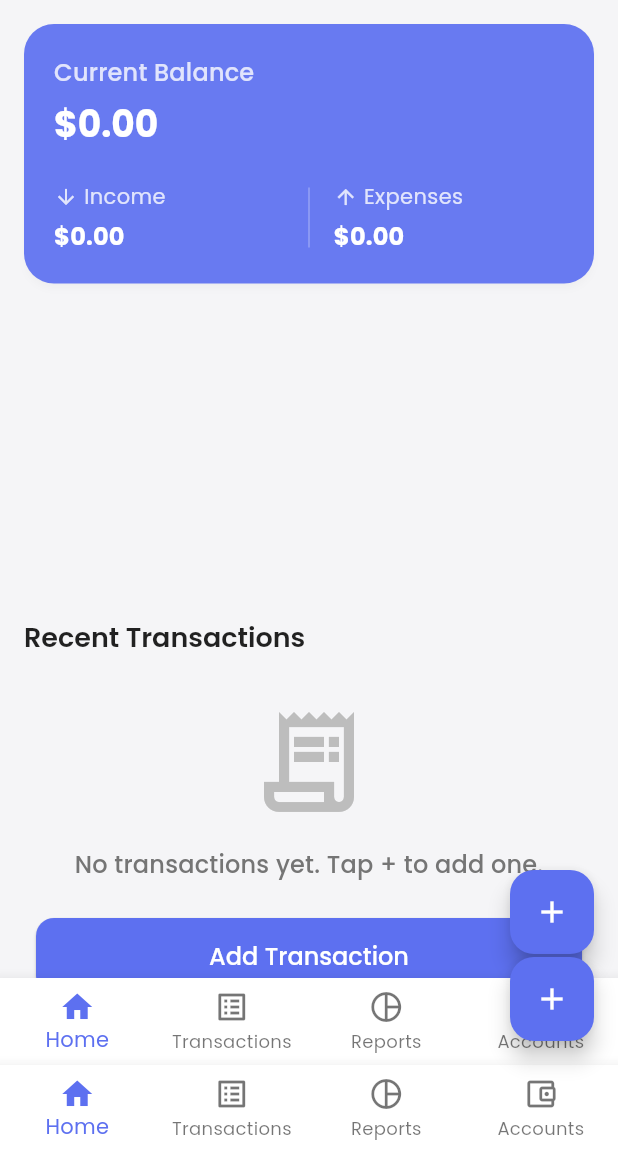
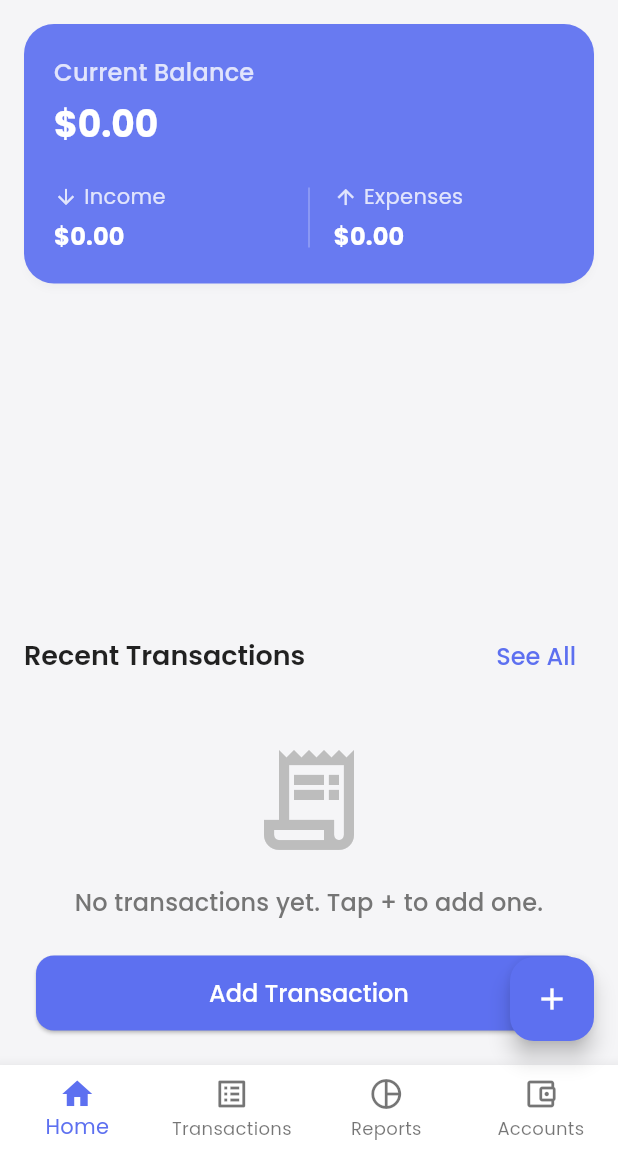
Before and after one commit to smukherjee/moneyclone, a Flutter app: the MainScreen screen opened directly, on a phone screen of 412 x 824 dp, the part 84-1236 px from its top. Run offline on Flutter 3.47's test engine with Material 3 defaults, Android fonts, the phone set to English and light mode, and no system bars; our stand-ins replace google_fonts, image_picker, local_auth, shared_preferences, sqflite, sqflite_common_ffi; missing offline and left inert: excel, google_mlkit_text_recognition; accounts and stored records are empty.

Commit message:
Refactor navigation structure and implement NavigationService for tab management

```diff
--- /dev/null
+++ b/money_app/money_clone/lib/services/navigation_service.dart
@@ -0,0 +1,12 @@
+import 'package:flutter/foundation.dart';
+
+class NavigationService extends ChangeNotifier {
+  int _currentIndex = 0;
+
+  int get currentIndex => _currentIndex;
+
+  void navigateToTab(int index) {
+    _currentIndex = index;
+    notifyListeners();
+  }
+}
--- a/money_app/money_clone/lib/ui/home_screen.dart
+++ b/money_app/money_clone/lib/ui/home_screen.dart
@@ -2,8 +2,8 @@ import 'package:flutter/material.dart';
 import 'package:money_clone/data/models.dart';
 import 'package:money_clone/logic/providers.dart';
 import 'package:money_clone/ui/widgets.dart';
+import 'package:money_clone/services/navigation_service.dart';
 import 'package:provider/provider.dart';
-// import 'package:syncfusion_flutter_charts/charts.dart'; // Removed due to compatibility issues
 
 class HomeScreen extends StatelessWidget {
   const HomeScreen({super.key});
@@ -27,7 +27,8 @@ class HomeScreen extends StatelessWidget {
             },
           ),
         ],
-      ),      body: RefreshIndicator(
+      ),
+      body: RefreshIndicator(
         onRefresh: () {
           // Store providers before async gap to avoid using BuildContext across async gap
           final transactionProvider = Provider.of<TransactionProvider>(context, listen: false);
@@ -55,7 +56,8 @@ class HomeScreen extends StatelessWidget {
                     income: totalIncome,
                     expenses: totalExpense,
                     onTap: () {
-                      // Navigate to accounts
+                      // Navigate to Accounts tab
+                      context.read<NavigationService>().navigateToTab(3);
                     },
                   );
                 },
@@ -65,51 +67,21 @@ class HomeScreen extends StatelessWidget {
               _buildExpenseChart(context),
 
               // Recent transactions
-              const SectionHeader(
+              SectionHeader(
                 title: 'Recent Transactions',
-                onSeeAllPressed: null, // Navigate to transactions
+                onSeeAllPressed: () {
+                  // Navigate to Transactions tab
+                  context.read<NavigationService>().navigateToTab(1);
+                },
               ),
               _buildRecentTransactions(context),
             ],
           ),
         ),
       ),
-      floatingActionButton: FloatingActionButton(
-        onPressed: () {
-          // Show add transaction dialog
-        },
-        child: const Icon(Icons.add),
-      ),
-      bottomNavigationBar: BottomNavigationBar(
-        currentIndex: 0,
-        items: const [
-          BottomNavigationBarItem(
-            icon: Icon(Icons.home_outlined),
-            activeIcon: Icon(Icons.home),
-            label: 'Home',
-          ),
-          BottomNavigationBarItem(
-            icon: Icon(Icons.list_alt_outlined),
-            activeIcon: Icon(Icons.list_alt),
-            label: 'Transactions',
-          ),
-          BottomNavigationBarItem(
-            icon: Icon(Icons.pie_chart_outline),
-            activeIcon: Icon(Icons.pie_chart),
-            label: 'Reports',
-          ),
-          BottomNavigationBarItem(
-            icon: Icon(Icons.account_balance_wallet_outlined),
-            activeIcon: Icon(Icons.account_balance_wallet),
-            label: 'Accounts',
-          ),
-        ],
-        onTap: (index) {
-          // Navigate to selected tab
-        },
-      ),
     );
   }
+
   Widget _buildExpenseChart(BuildContext context) {
     return Consumer<TransactionProvider>(
       builder: (context, provider, _) {
@@ -210,7 +182,8 @@ class HomeScreen extends StatelessWidget {
             message: 'No transactions yet. Tap + to add one.',
             icon: Icons.receipt_long_outlined,
             onActionPressed: () {
-              // Show add transaction dialog
+              // Navigate to transactions tab to add a new transaction
+              context.read<NavigationService>().navigateToTab(1);
             },
             actionLabel: 'Add Transaction',
           );
@@ -224,7 +197,8 @@ class HomeScreen extends StatelessWidget {
             return TransactionListItem(
               transaction: recentTransactions[index],
               onTap: () {
-                // Navigate to transaction details
+                // Navigate to transactions tab to show details
+                context.read<NavigationService>().navigateToTab(1);
               },
             );
           },
--- a/money_app/money_clone/lib/ui/main_screen.dart
+++ b/money_app/money_clone/lib/ui/main_screen.dart
@@ -1,40 +1,33 @@
 import 'package:flutter/material.dart';
+import 'package:provider/provider.dart';
 import 'package:money_clone/ui/accounts_screen.dart';
 import 'package:money_clone/ui/home_screen.dart';
 import 'package:money_clone/ui/reports_screen.dart';
 import 'package:money_clone/ui/transaction_screen.dart';
+import 'package:money_clone/services/navigation_service.dart';
 
-class MainScreen extends StatefulWidget {
+class MainScreen extends StatelessWidget {
   const MainScreen({super.key});
 
   @override
-  State<MainScreen> createState() => _MainScreenState();
-}
-
-class _MainScreenState extends State<MainScreen> {
-  int _currentIndex = 0;
-
-  final List<Widget> _screens = [
-    const HomeScreen(),
-    const TransactionScreen(),
-    const ReportsScreen(),
-    const AccountsScreen(),
-  ];
-
-  @override
   Widget build(BuildContext context) {
+    return ChangeNotifierProvider(
+      create: (_) => NavigationService(),
+      child: Consumer<NavigationService>(
+        builder: (context, navigationService, _) {
           return Scaffold(
             body: IndexedStack(
-        index: _currentIndex,
-        children: _screens,
+              index: navigationService.currentIndex,
+              children: const [
+                HomeScreen(),
+                TransactionScreen(),
+                ReportsScreen(),
+                AccountsScreen(),
+              ],
             ),
             bottomNavigationBar: BottomNavigationBar(
-        currentIndex: _currentIndex,
-        onTap: (index) {
-          setState(() {
-            _currentIndex = index;
-          });
-        },
+              currentIndex: navigationService.currentIndex,
+              onTap: navigationService.navigateToTab,
               type: BottomNavigationBarType.fixed,
               items: const [
                 BottomNavigationBarItem(
@@ -59,12 +52,10 @@ class _MainScreenState extends State<MainScreen> {
                 ),
               ],
             ),
-      floatingActionButton: _currentIndex == 1 ? null : FloatingActionButton(
+            floatingActionButton: navigationService.currentIndex == 1 ? null : FloatingActionButton(
               onPressed: () {
-          // Redirect to transaction screen with add transaction dialog
-          setState(() {
-            _currentIndex = 1;
-          });
+                // Navigate to transaction screen and show add dialog
+                navigationService.navigateToTab(1);
                 // Add delay to allow screen transition before showing dialog
                 Future.delayed(const Duration(milliseconds: 300), () {
                   // Show add transaction dialog
@@ -73,5 +64,8 @@ class _MainScreenState extends State<MainScreen> {
               child: const Icon(Icons.add),
             ),
           );
+        },
+      ),
+    );
   }
 }
```
Lines whose indentation alone changed are shown as unchanged.
